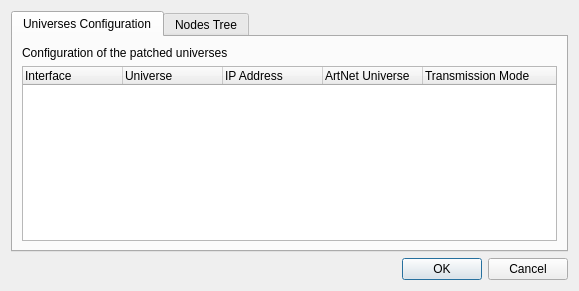
This is plugins/xtouch/src/configurextouch.ui in prozessorkern/qlcplus as Qt 5 draws it before an edit. The edited form follows.
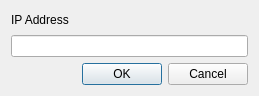
This is the edited form.

Commit message: added a small config gui, added feedback

```diff
--- a/plugins/xtouch/src/configurextouch.ui
+++ b/plugins/xtouch/src/configurextouch.ui
@@ -25,8 +25,8 @@
    <rect>
     <x>0</x>
     <y>0</y>
-    <width>579</width>
-    <height>291</height>
+    <width>259</width>
+    <height>96</height>
    </rect>
   </property>
   <property name="windowTitle">
@@ -34,84 +34,15 @@
   </property>
   <layout class="QVBoxLayout" name="verticalLayout_3">
    <item>
-    <widget class="QTabWidget" name="tabWidget">
-     <property name="currentIndex">
-      <number>0</number>
+    <widget class="QLabel" name="lblIpAddr">
+     <property name="text">
+      <string>IP Address</string>
      </property>
-     <widget class="QWidget" name="tab">
-      <attribute name="title">
-       <string>Universes Configuration</string>
-      </attribute>
-      <layout class="QVBoxLayout" name="verticalLayout_4">
-       <item>
-        <widget class="QLabel" name="label">
-         <property name="text">
-          <string>Configuration of the patched universes</string>
-         </property>
-        </widget>
-       </item>
-       <item>
-        <widget class="QTreeWidget" name="m_uniMapTree">
-         <column>
-          <property name="text">
-           <string>Interface</string>
-          </property>
-         </column>
-         <column>
-          <property name="text">
-           <string>Universe</string>
-          </property>
-         </column>
-         <column>
-          <property name="text">
-           <string>IP Address</string>
-          </property>
-         </column>
-         <column>
-          <property name="text">
-           <string>ArtNet Universe</string>
-          </property>
-         </column>
-         <column>
-          <property name="text">
-           <string>Transmission Mode</string>
-          </property>
-         </column>
-        </widget>
-       </item>
-      </layout>
-     </widget>
-     <widget class="QWidget" name="tab_2">
-      <attribute name="title">
-       <string>Nodes Tree</string>
-      </attribute>
-      <layout class="QVBoxLayout" name="verticalLayout_2">
-       <item>
-        <widget class="QTreeWidget" name="m_nodesTree">
-         <property name="alternatingRowColors">
-          <bool>true</bool>
-         </property>
-         <column>
-          <property name="text">
-           <string>IP</string>
-          </property>
-         </column>
-         <column>
-          <property name="text">
-           <string>Short Name</string>
-          </property>
-         </column>
-         <column>
-          <property name="text">
-           <string>Long Name</string>
-          </property>
-         </column>
-        </widget>
-       </item>
-      </layout>
-     </widget>
     </widget>
    </item>
+   <item>
+    <widget class="QLineEdit" name="m_tbxIpAddr"/>
+   </item>
    <item>
     <widget class="QDialogButtonBox" name="m_buttonBox">
      <property name="standardButtons">
```
The commit also changes 6 other files.
